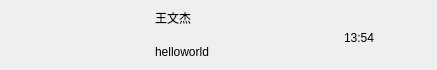
First picture: the form in client/chatuserwid.ui, repository LightningJie/InstantMessaging, before the edit.
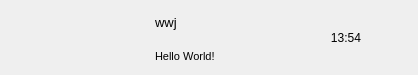
Second picture: the form after the edit.

```diff
--- a/client/chatuserwid.ui
+++ b/client/chatuserwid.ui
@@ -6,20 +6,20 @@
    <rect>
     <x>0</x>
     <y>0</y>
-    <width>437</width>
-    <height>70</height>
+    <width>418</width>
+    <height>75</height>
    </rect>
   </property>
   <property name="minimumSize">
    <size>
     <width>0</width>
-    <height>70</height>
+    <height>75</height>
    </size>
   </property>
   <property name="maximumSize">
    <size>
     <width>16777215</width>
-    <height>70</height>
+    <height>75</height>
    </size>
   </property>
   <property name="windowTitle">
@@ -43,67 +43,90 @@
    </property>
    <item>
     <widget class="QWidget" name="icon_wid" native="true">
+     <property name="sizePolicy">
+      <sizepolicy hsizetype="Fixed" vsizetype="Fixed">
+       <horstretch>0</horstretch>
+       <verstretch>0</verstretch>
+      </sizepolicy>
+     </property>
      <property name="minimumSize">
       <size>
-       <width>50</width>
-       <height>50</height>
+       <width>60</width>
+       <height>60</height>
       </size>
      </property>
      <property name="maximumSize">
       <size>
-       <width>50</width>
-       <height>50</height>
+       <width>60</width>
+       <height>60</height>
       </size>
      </property>
-     <layout class="QHBoxLayout" name="horizontalLayout_2">
-      <property name="spacing">
-       <number>0</number>
+     <widget class="QLabel" name="icon_lb">
+      <property name="geometry">
+       <rect>
+        <x>7</x>
+        <y>12</y>
+        <width>45</width>
+        <height>45</height>
+       </rect>
       </property>
-      <property name="leftMargin">
-       <number>0</number>
+      <property name="minimumSize">
+       <size>
+        <width>45</width>
+        <height>45</height>
+       </size>
       </property>
-      <property name="topMargin">
-       <number>0</number>
+      <property name="maximumSize">
+       <size>
+        <width>45</width>
+        <height>45</height>
+       </size>
       </property>
-      <property name="rightMargin">
-       <number>0</number>
+      <property name="text">
+       <string/>
       </property>
-      <property name="bottomMargin">
-       <number>0</number>
+      <property name="alignment">
+       <set>Qt::AlignCenter</set>
       </property>
-      <item>
-       <widget class="QLabel" name="icon_lb">
-        <property name="minimumSize">
-         <size>
-          <width>45</width>
-          <height>45</height>
-         </size>
-        </property>
-        <property name="maximumSize">
-         <size>
-          <width>45</width>
-          <height>45</height>
-         </size>
-        </property>
-        <property name="text">
-         <string/>
-        </property>
-       </widget>
-      </item>
-     </layout>
+     </widget>
+     <widget class="QLabel" name="red_point">
+      <property name="geometry">
+       <rect>
+        <x>27</x>
+        <y>0</y>
+        <width>30</width>
+        <height>30</height>
+       </rect>
+      </property>
+      <property name="minimumSize">
+       <size>
+        <width>30</width>
+        <height>30</height>
+       </size>
+      </property>
+      <property name="maximumSize">
+       <size>
+        <width>30</width>
+        <height>30</height>
+       </size>
+      </property>
+      <property name="text">
+       <string/>
+      </property>
+     </widget>
     </widget>
    </item>
    <item>
     <widget class="QWidget" name="user_info_wid" native="true">
      <property name="minimumSize">
       <size>
-       <width>0</width>
+       <width>120</width>
        <height>0</height>
       </size>
      </property>
      <property name="maximumSize">
       <size>
-       <width>130</width>
+       <width>120</width>
        <height>16777215</height>
       </size>
      </property>
@@ -112,37 +135,59 @@
        <number>2</number>
       </property>
       <property name="topMargin">
-       <number>2</number>
+       <number>5</number>
       </property>
       <property name="rightMargin">
        <number>2</number>
       </property>
       <property name="bottomMargin">
-       <number>2</number>
+       <number>5</number>
       </property>
       <item>
        <widget class="QLabel" name="user_name_lb">
+        <property name="minimumSize">
+         <size>
+          <width>0</width>
+          <height>30</height>
+         </size>
+        </property>
         <property name="maximumSize">
          <size>
-          <width>130</width>
-          <height>16777215</height>
+          <width>16777215</width>
+          <height>30</height>
          </size>
         </property>
+        <property name="font">
+         <font>
+          <pointsize>10</pointsize>
+         </font>
+        </property>
         <property name="text">
-         <string>王文杰</string>
+         <string>wwj</string>
         </property>
        </widget>
       </item>
       <item>
        <widget class="QLabel" name="user_chat_lb">
+        <property name="minimumSize">
+         <size>
+          <width>0</width>
+          <height>30</height>
+         </size>
+        </property>
         <property name="maximumSize">
          <size>
           <width>130</width>
-          <height>16777215</height>
+          <height>30</height>
          </size>
         </property>
+        <property name="font">
+         <font>
+          <pointsize>8</pointsize>
+         </font>
+        </property>
         <property name="text">
-         <string>helloworld</string>
+         <string>Hello World!</string>
         </property>
        </widget>
       </item>
@@ -151,6 +196,12 @@
    </item>
    <item>
     <widget class="QWidget" name="time_wid" native="true">
+     <property name="sizePolicy">
+      <sizepolicy hsizetype="Fixed" vsizetype="Fixed">
+       <horstretch>0</horstretch>
+       <verstretch>0</verstretch>
+      </sizepolicy>
+     </property>
      <property name="minimumSize">
       <size>
        <width>50</width>
@@ -166,10 +217,10 @@
      <widget class="QLabel" name="time_lb">
       <property name="geometry">
        <rect>
-        <x>10</x>
+        <x>0</x>
         <y>20</y>
-        <width>30</width>
-        <height>16</height>
+        <width>54</width>
+        <height>12</height>
        </rect>
       </property>
       <property name="text">
```
